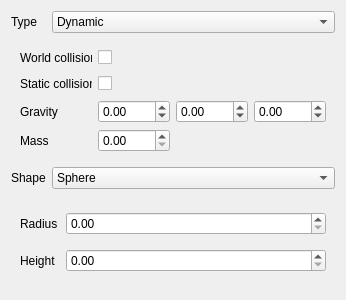
Old version of the form RootTools/Treenity/UI/PhysicsComponent.ui in the repository kevinortegren/zombieshroom.
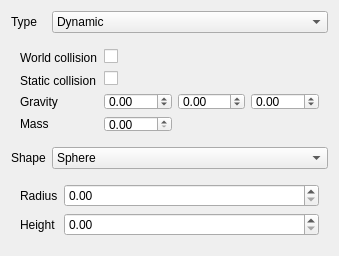
New version of the form. The open tabs and pages were chosen to show the change. Custom widgets are drawn as their Qt base class.

```diff
--- a/RootTools/Treenity/UI/PhysicsComponent.ui
+++ b/RootTools/Treenity/UI/PhysicsComponent.ui
@@ -6,16 +6,22 @@
    <rect>
     <x>0</x>
     <y>0</y>
-    <width>346</width>
-    <height>300</height>
+    <width>339</width>
+    <height>256</height>
    </rect>
   </property>
   <property name="sizePolicy">
-   <sizepolicy hsizetype="Preferred" vsizetype="Preferred">
+   <sizepolicy hsizetype="Preferred" vsizetype="Fixed">
     <horstretch>0</horstretch>
     <verstretch>0</verstretch>
    </sizepolicy>
   </property>
+  <property name="minimumSize">
+   <size>
+    <width>0</width>
+    <height>0</height>
+   </size>
+  </property>
   <property name="maximumSize">
    <size>
     <width>16777215</width>
@@ -100,6 +106,18 @@
        </item>
        <item row="2" column="1">
         <widget class="QDoubleSpinBox" name="doubleSpinBox_gravityX">
+         <property name="sizePolicy">
+          <sizepolicy hsizetype="Expanding" vsizetype="Fixed">
+           <horstretch>0</horstretch>
+           <verstretch>0</verstretch>
+          </sizepolicy>
+         </property>
+         <property name="minimumSize">
+          <size>
+           <width>30</width>
+           <height>0</height>
+          </size>
+         </property>
          <property name="minimum">
           <double>-10000.000000000000000</double>
          </property>
@@ -110,6 +128,18 @@
        </item>
        <item row="2" column="2">
         <widget class="QDoubleSpinBox" name="doubleSpinBox_gravityY">
+         <property name="sizePolicy">
+          <sizepolicy hsizetype="Expanding" vsizetype="Fixed">
+           <horstretch>0</horstretch>
+           <verstretch>0</verstretch>
+          </sizepolicy>
+         </property>
+         <property name="minimumSize">
+          <size>
+           <width>30</width>
+           <height>0</height>
+          </size>
+         </property>
          <property name="minimum">
           <double>-10000.000000000000000</double>
          </property>
@@ -120,6 +150,18 @@
        </item>
        <item row="2" column="3">
         <widget class="QDoubleSpinBox" name="doubleSpinBox_gravityZ">
+         <property name="sizePolicy">
+          <sizepolicy hsizetype="Expanding" vsizetype="Fixed">
+           <horstretch>0</horstretch>
+           <verstretch>0</verstretch>
+          </sizepolicy>
+         </property>
+         <property name="minimumSize">
+          <size>
+           <width>30</width>
+           <height>0</height>
+          </size>
+         </property>
          <property name="minimum">
           <double>-10000.000000000000000</double>
          </property>
@@ -137,6 +179,18 @@
        </item>
        <item row="3" column="1">
         <widget class="QDoubleSpinBox" name="doubleSpinBox_mass">
+         <property name="sizePolicy">
+          <sizepolicy hsizetype="Expanding" vsizetype="Fixed">
+           <horstretch>0</horstretch>
+           <verstretch>0</verstretch>
+          </sizepolicy>
+         </property>
+         <property name="minimumSize">
+          <size>
+           <width>30</width>
+           <height>0</height>
+          </size>
+         </property>
          <property name="maximum">
           <double>10000.000000000000000</double>
          </property>
@@ -246,6 +300,18 @@
        </item>
        <item row="1" column="1">
         <widget class="QDoubleSpinBox" name="doubleSpinBox_coneHeight">
+         <property name="sizePolicy">
+          <sizepolicy hsizetype="Expanding" vsizetype="Fixed">
+           <horstretch>0</horstretch>
+           <verstretch>0</verstretch>
+          </sizepolicy>
+         </property>
+         <property name="minimumSize">
+          <size>
+           <width>20</width>
+           <height>0</height>
+          </size>
+         </property>
          <property name="maximum">
           <double>10000.000000000000000</double>
          </property>
@@ -253,6 +319,18 @@
        </item>
        <item row="0" column="1">
         <widget class="QDoubleSpinBox" name="doubleSpinBox_coneRadius">
+         <property name="sizePolicy">
+          <sizepolicy hsizetype="Expanding" vsizetype="Fixed">
+           <horstretch>0</horstretch>
+           <verstretch>0</verstretch>
+          </sizepolicy>
+         </property>
+         <property name="minimumSize">
+          <size>
+           <width>20</width>
+           <height>0</height>
+          </size>
+         </property>
          <property name="maximum">
           <double>10000.000000000000000</double>
          </property>
```
Left out of the diff: 45 changed lines with no effect on the pictures.
